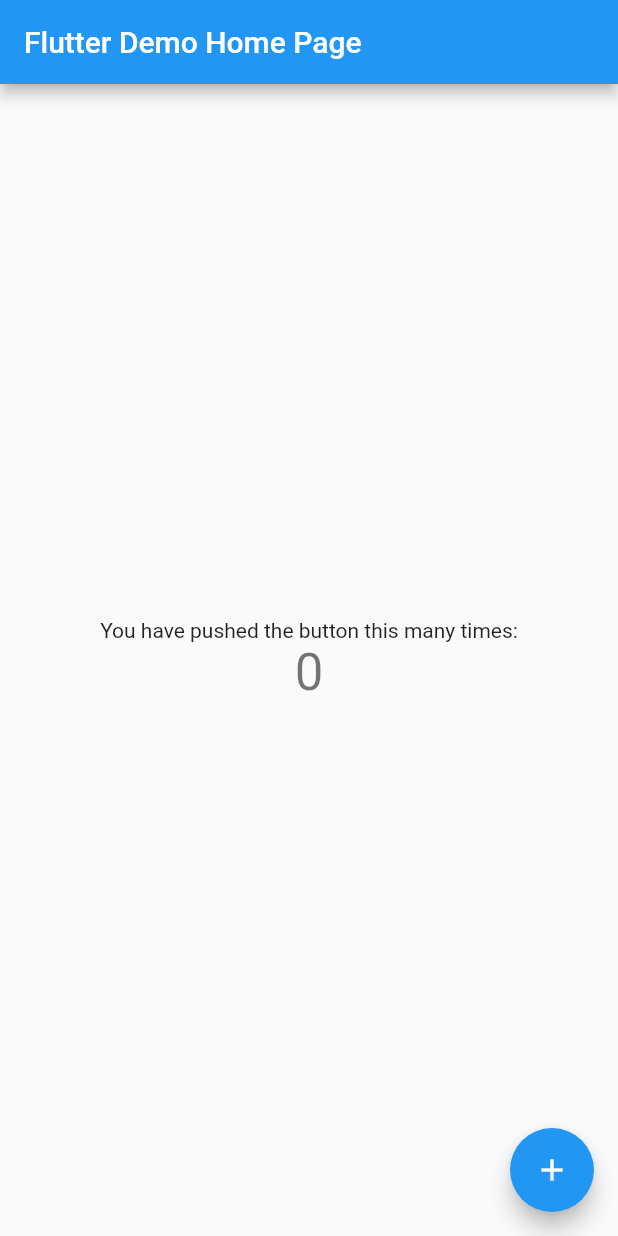
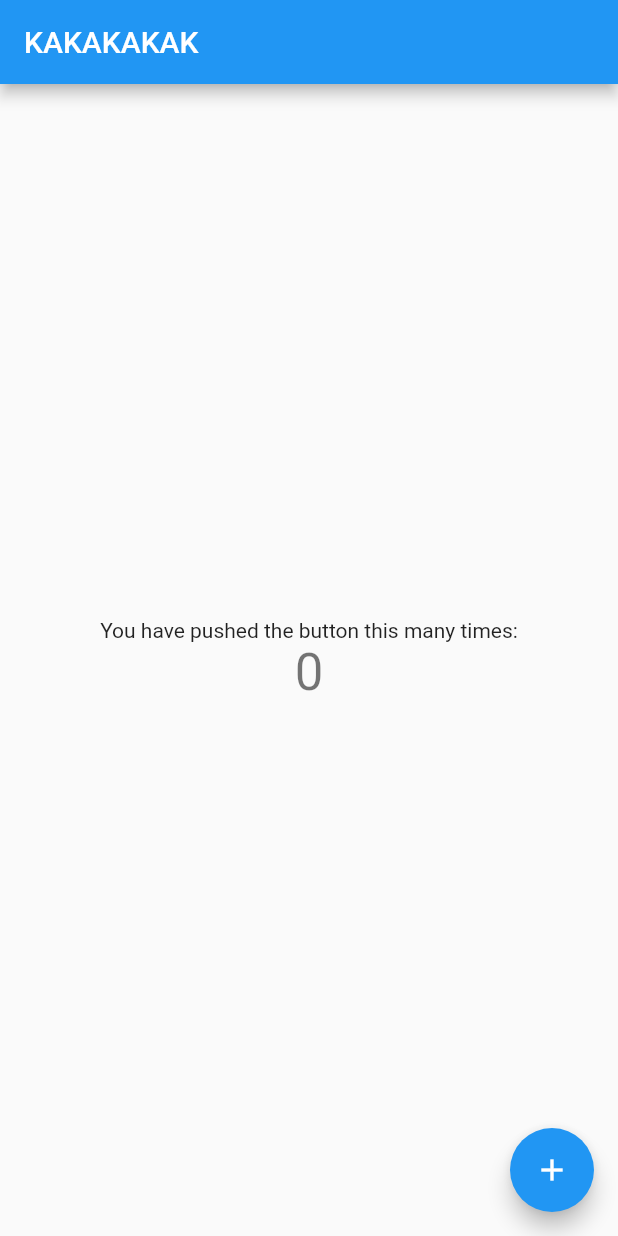
Before and after one commit to JosueCesar/empresa2, a Flutter app: the screen it shows after launch, on a phone screen of 412 x 824 dp. Run offline on Flutter 3.47's test engine with Material 2 defaults, Android fonts, the phone set to English and light mode, and no system bars.

Commit message:
alteracao 2

```diff
--- a/lib/main.dart
+++ b/lib/main.dart
@@ -10,7 +10,7 @@ class MyApp extends StatelessWidget {
       theme: ThemeData(
         primarySwatch: Colors.blue,
       ),
-      home: MyHomePage(title: 'Flutter Demo Home Page'),
+      home: MyHomePage(title: 'KAKAKAKAK'),
     );
   }
 }
```
